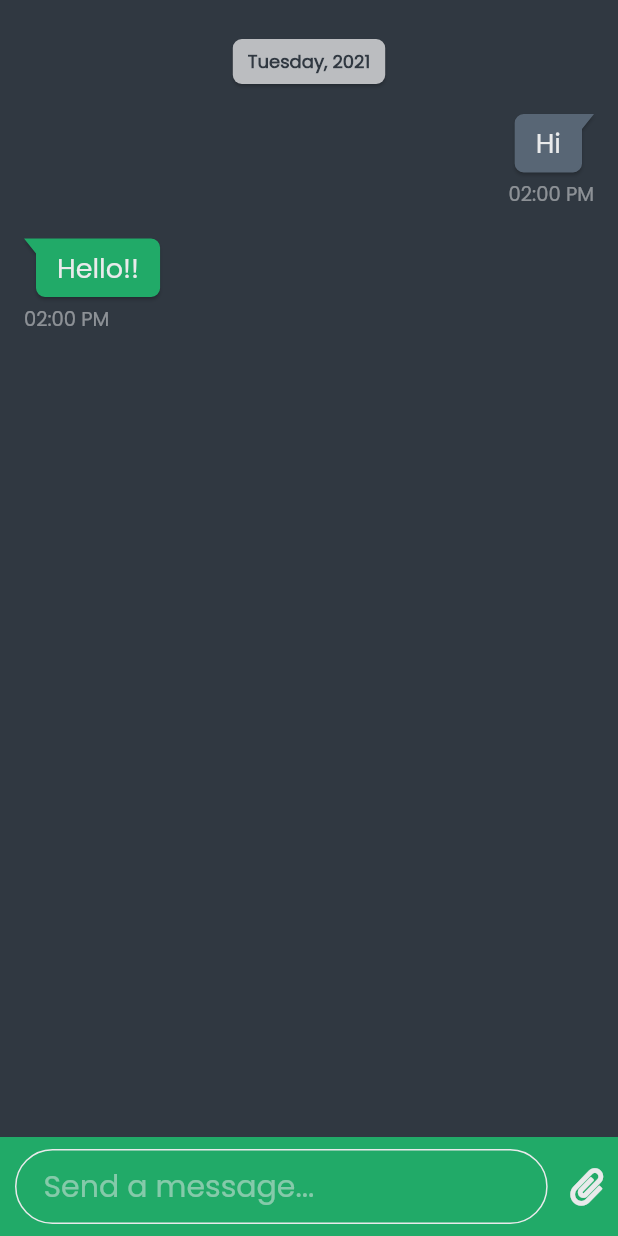
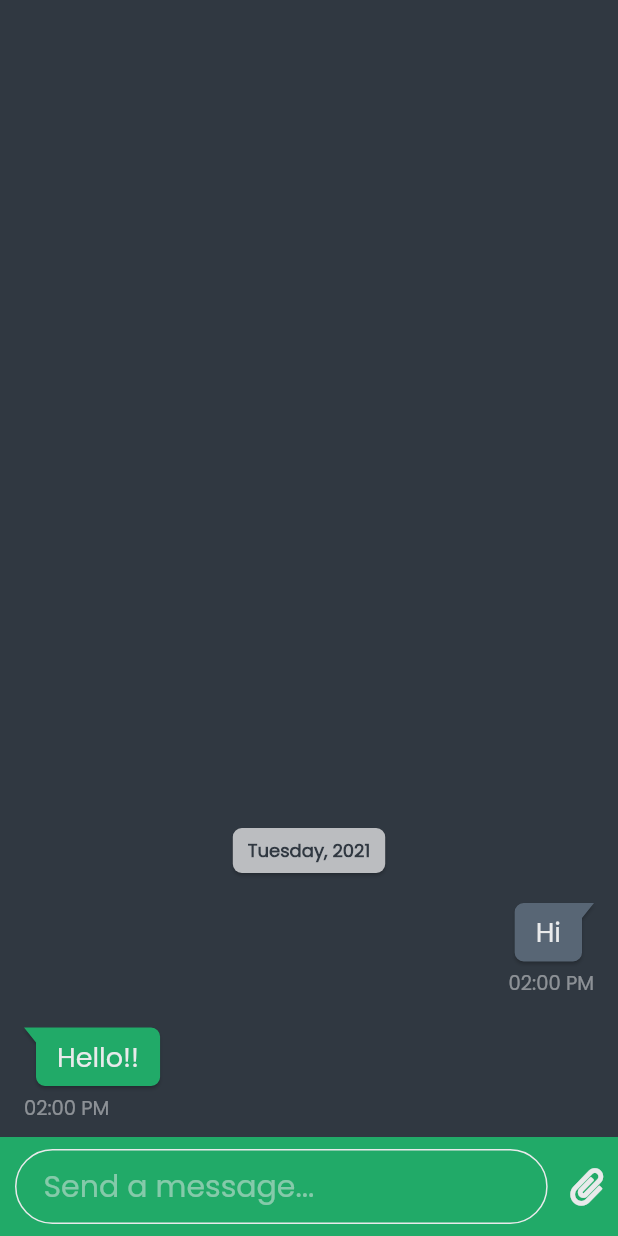
Before and after one commit to curiousyuvi/musi_chat, a Flutter app: the ChatScreen screen opened directly, on a phone screen of 412 x 824 dp. Run offline on Flutter 3.47's test engine with Material 2 defaults, Android fonts, the phone set to English and light mode, and no system bars; drawn by our look-alikes of bubble; our stand-ins replace font_awesome_flutter, rive; network calls fail.

Commit message:
made ChatMessageTextField stateless and added feature add new chats entered by user

```diff
--- a/lib/screens/chatScreen.dart
+++ b/lib/screens/chatScreen.dart
@@ -10,6 +10,13 @@ class ChatScreen extends StatefulWidget {
 }
 
 class _ChatScreenState extends State<ChatScreen> {
+  List<Widget> chatsWidgetList = [
+    DateUpdateTile(messageBody: 'Tuesday, 2021'),
+    SentMessageTile(messageBody: 'Hi'),
+    ReceivedMessageTile(messageBody: 'Hello!!'),
+  ];
+  bool isTyping = false;
+  TextEditingController? msgController = TextEditingController(text: "");
   @override
   Widget build(BuildContext context) {
     return Scaffold(
@@ -20,14 +27,26 @@ class _ChatScreenState extends State<ChatScreen> {
               child: Container(
             padding: EdgeInsets.fromLTRB(16, 16, 16, 0),
             child: ListView(
-              children: [
-                DateUpdateTile(messageBody: 'Tuesday, 2021'),
-                SentMessageTile(messageBody: 'Hi'),
-                ReceivedMessageTile(messageBody: 'Hello!!'),
-              ],
+              children: List.from(chatsWidgetList.reversed),
+              reverse: true,
             ),
           )),
-          ChatScreenMessageTextField()
+          ChatScreenMessageTextField(
+            isTyping: msgController!.text != "",
+            onChanged: (val) {
+              setState(() {});
+            },
+            controller: msgController,
+            onSendClick: () {
+              chatsWidgetList.add(SentMessageTile(
+                messageBody: msgController!.text,
+              ));
+
+              msgController!.text = "";
+
+              setState(() {});
+            },
+          )
         ],
       ),
     ));
--- a/lib/widgets/chatScreenMessageTextField.dart
+++ b/lib/widgets/chatScreenMessageTextField.dart
@@ -1,17 +1,20 @@
 import 'package:flutter/material.dart';
 import 'package:font_awesome_flutter/font_awesome_flutter.dart';
 
-class ChatScreenMessageTextField extends StatefulWidget {
-  const ChatScreenMessageTextField({Key? key}) : super(key: key);
+class ChatScreenMessageTextField extends StatelessWidget {
+  bool isTyping;
+  TextEditingController? controller;
+  void Function()? onSendClick;
+  void Function(String)? onChanged;
+  void Function()? onAttachmentClick;
 
-  @override
-  _ChatScreenMessageTextFieldState createState() =>
-      _ChatScreenMessageTextFieldState();
-}
+  ChatScreenMessageTextField(
+      {this.onSendClick,
+      this.onAttachmentClick,
+      this.controller,
+      this.isTyping = false,
+      this.onChanged});
 
-class _ChatScreenMessageTextFieldState
-    extends State<ChatScreenMessageTextField> {
-  bool isChatting = false;
   @override
   Widget build(BuildContext context) {
     return Container(
@@ -32,16 +35,9 @@ class _ChatScreenMessageTextFieldState
                     Border.all(color: Theme.of(context).shadowColor, width: 1)),
             padding: EdgeInsets.symmetric(horizontal: 18),
             child: TextFormField(
+              onChanged: onChanged,
+              controller: controller,
               cursorColor: Theme.of(context).shadowColor,
-              onChanged: (val) {
-                setState(() {
-                  if (val.isEmpty) {
-                    isChatting = false;
-                  } else {
-                    isChatting = true;
-                  }
-                });
-              },
               maxLines: 1,
               textAlignVertical: TextAlignVertical.center,
               style: Theme.of(context).textTheme.bodyText1,
@@ -58,14 +54,20 @@ class _ChatScreenMessageTextFieldState
           SizedBox(
             width: 15,
           ),
-          isChatting
-              ? FaIcon(
-                  FontAwesomeIcons.solidArrowAltCircleRight,
-                  size: 25,
+          isTyping
+              ? GestureDetector(
+                  onTap: onSendClick,
+                  child: FaIcon(
+                    FontAwesomeIcons.solidArrowAltCircleRight,
+                    size: 25,
+                  ),
                 )
-              : FaIcon(
-                  FontAwesomeIcons.paperclip,
-                  size: 25,
+              : GestureDetector(
+                  onTap: onAttachmentClick,
+                  child: FaIcon(
+                    FontAwesomeIcons.paperclip,
+                    size: 25,
+                  ),
                 )
         ],
       ),
```
